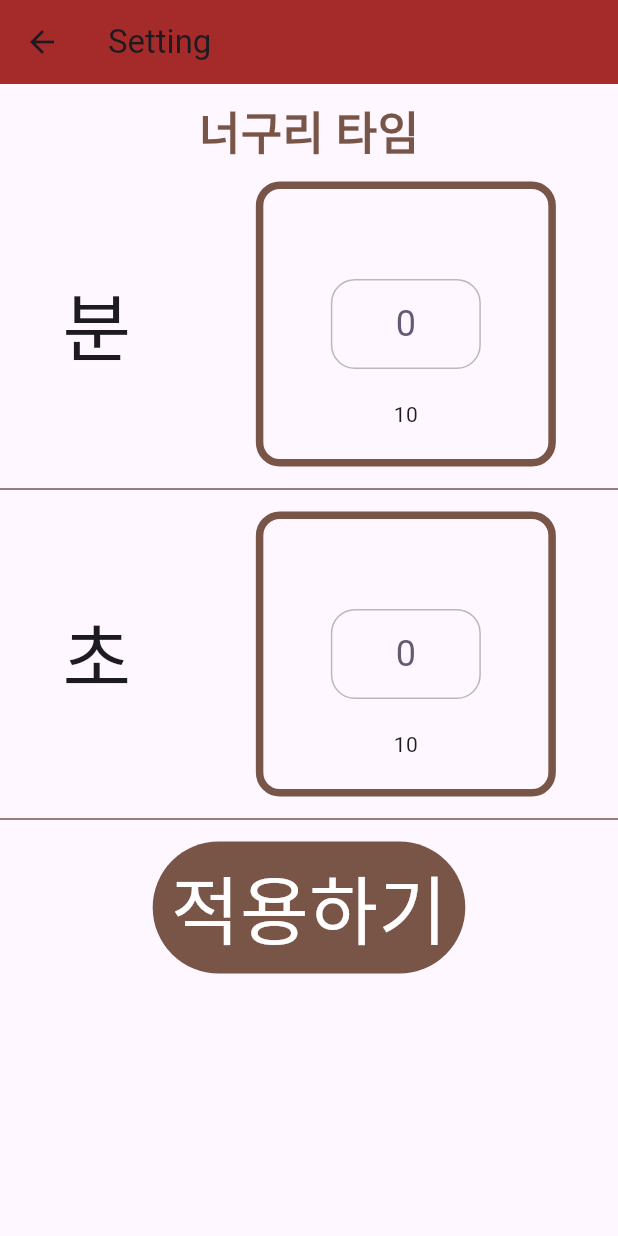
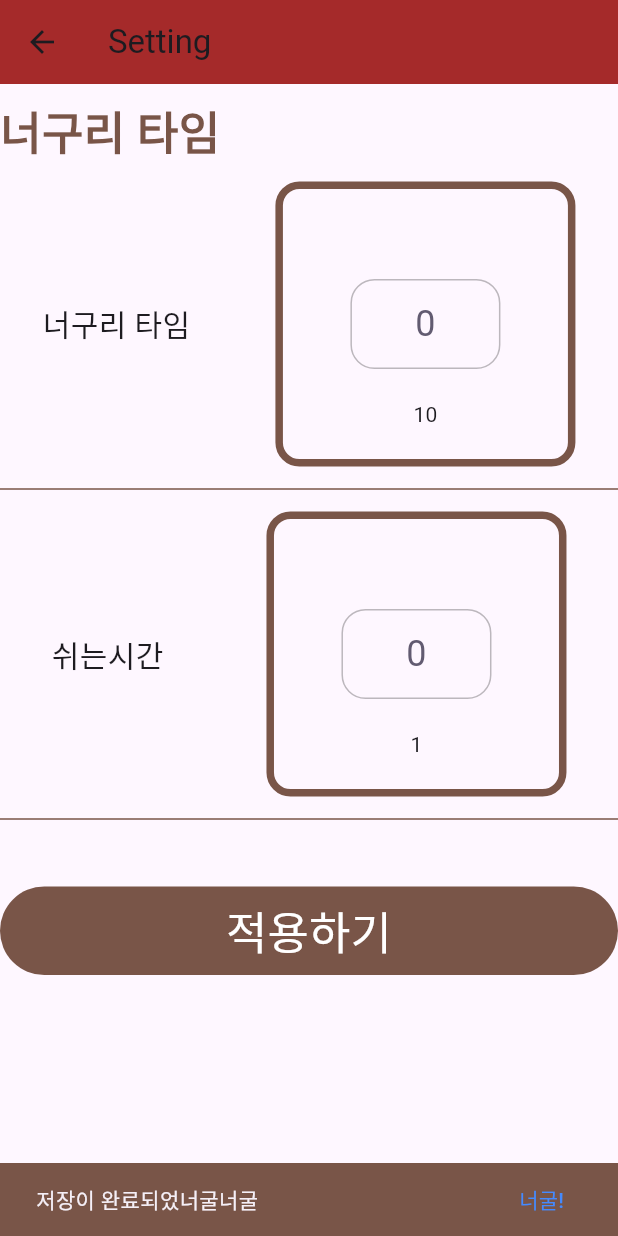
Before and after one commit to ym7596/Flutter_RaccoonTimer, a Flutter app: the SettingScreen screen opened by its route, after a tap on "적용하기", on a phone screen of 412 x 824 dp. Run offline on Flutter 3.47's test engine with Material 2 defaults, Android fonts, the phone set to English and light mode, and no system bars; drawn by our look-alikes of numberpicker; our stand-ins replace get, vibration.

Commit message:
feat : 진동 / 세팅값 전달 / 스낵바

```diff
--- a/lib/getxFile/GetXController.dart
+++ b/lib/getxFile/GetXController.dart
@@ -1,6 +1,7 @@
 import 'dart:async';
 
 import 'package:get/get.dart';
+import 'package:vibration/vibration.dart';
 
 
 class GetXController extends GetxController{
@@ -31,6 +32,34 @@ class GetXController extends GetxController{
     super.onClose();
   }
 
+  String format() {
+    var duration = Duration(seconds: currentTime.value);
+
+    var m = duration.inMinutes;
+    if (duration.inHours > 0){
+      m = 60;
+    }
+
+    var mstring = m.toString();
+    if(mstring.length < 2)
+      {
+        mstring = "0"+mstring;
+      }
+    String s = (duration.inSeconds - (m*60)).toString();
+    if(s.length < 2){
+
+      s = "0"+s ;
+    }
+
+    //String result = duration.toString().split('.').first.substring(2);
+    String result  = mstring + ":" + s.toString();
+    return result;
+  }
+
+  void onVibration(){
+        Vibration.vibrate(duration: 1000);
+  }
+
   void settingTimer(int time){
     pomoTime = time;
     currentTime.value = pomoTime;
@@ -47,6 +76,7 @@ class GetXController extends GetxController{
 
   void resetTimer(){
     timer?.cancel();
+    isRestTime = false;
     isRunning.value = false;
     currentTime.value = pomoTime;
   }
@@ -55,6 +85,7 @@ class GetXController extends GetxController{
     isRunning.value = true;
     timer = Timer.periodic(duration, (Timer timer) {
       if(currentTime.value == 0){
+        onVibration();
         if(isRestTime == false){
           raccoonNum += 1;
         }
--- a/lib/screen/pomo_screen.dart
+++ b/lib/screen/pomo_screen.dart
@@ -7,11 +7,6 @@ class PomoScreen extends StatelessWidget {
   PomoScreen({super.key});
 
 
-  String format(int seconds) {
-    var duration = Duration(seconds: seconds);
-    String result = duration.toString().split('.').first.substring(2);
-    return result;
-  }
 
   void onStartPressed(){
     GetXController.to.startTimer();
@@ -24,6 +19,7 @@ class PomoScreen extends StatelessWidget {
   void onResetPressed(){
     GetXController.to.resetTimer();
   }
+
 
   @override
   Widget build(BuildContext context) {
@@ -48,7 +44,7 @@ class PomoScreen extends StatelessWidget {
                   alignment: Alignment.bottomCenter,
                   child: Obx(() {
                    return Text(
-                      format(GetXController.to.currentTime.value),
+                     GetXController.to.format(),
                       style:const TextStyle(
                           color: Color(0xFFF4EDDB),
                           fontSize: 89,
@@ -80,7 +76,13 @@ class PomoScreen extends StatelessWidget {
                         icon: Icon(Icons.refresh_outlined),
                         color: Theme.of(context).cardColor,
                         iconSize: 50,
-                      )
+                      ),
+                      Text(GetXController.to.isRestTime == true ? "휴식!" : "너구리시간"
+                      ,style:
+                        TextStyle(
+                          fontSize: 30,
+                          color: GetXController.to.isRestTime == true ? Colors.green : Colors.white
+                        ),)
                     ],
                   ),
                 )),
--- a/lib/screen/setting_screen.dart
+++ b/lib/screen/setting_screen.dart
@@ -1,15 +1,15 @@
 import 'package:flutter/material.dart';
 import 'package:get/get.dart';
 import 'package:numberpicker/numberpicker.dart';
-
+import 'package:pomodoro/getxFile/GetXController.dart';
 class SettingScreen extends StatefulWidget {
   @override
   State<SettingScreen> createState() => _SettingScreenState();
 }
 
 class _SettingScreenState extends State<SettingScreen> {
-  int minutes = 1;
-  int seconds = 0;
+  int raccoontime = 1;
+  int refreshtime = 0;
   @override
   Widget build(BuildContext context) {
     return Scaffold(
@@ -20,7 +20,7 @@ class _SettingScreenState extends State<SettingScreen> {
         body: SafeArea(
           child: Center(
             child: Column(
-              crossAxisAlignment: CrossAxisAlignment.center,
+              crossAxisAlignment: CrossAxisAlignment.stretch,
               children: <Widget>[
                 SizedBox(
                   height: 10,
@@ -37,10 +37,11 @@ class _SettingScreenState extends State<SettingScreen> {
                 ),
                 Row(
                   mainAxisAlignment: MainAxisAlignment.spaceAround,
+                  crossAxisAlignment: CrossAxisAlignment.center,
                   children: [
                     Text(
-                      "분",
-                      style: TextStyle(fontSize: 50),
+                      "너구리 타임",
+                      style: TextStyle(fontSize: 20),
                     ),
                     Container(
                       width: 200,
@@ -48,12 +49,12 @@ class _SettingScreenState extends State<SettingScreen> {
                           borderRadius: BorderRadius.circular(16),
                           border: Border.all(color: Colors.brown, width: 5)),
                       child: NumberPicker(
-                        value: minutes,
+                        value: raccoontime,
                         minValue: 0,
                         maxValue: 60,
                         step: 10,
                         haptics: true,
-                        onChanged: (value) => setState(() => minutes = value),
+                        onChanged: (value) => setState(() => raccoontime = value),
                         itemHeight: 60,
                         decoration: BoxDecoration(
                           borderRadius: BorderRadius.circular(16),
@@ -71,8 +72,8 @@ class _SettingScreenState extends State<SettingScreen> {
                   mainAxisAlignment: MainAxisAlignment.spaceAround,
                   children: [
                     Text(
-                      "초",
-                      style: TextStyle(fontSize: 50),
+                      "쉬는시간",
+                      style: TextStyle(fontSize: 20),
                     ),
                     Container(
                       width: 200,
@@ -80,12 +81,12 @@ class _SettingScreenState extends State<SettingScreen> {
                           borderRadius: BorderRadius.circular(16),
                           border: Border.all(color: Colors.brown, width: 5)),
                       child: NumberPicker(
-                        value: seconds,
+                        value: refreshtime,
                         minValue: 0,
-                        maxValue: 60,
-                        step: 10,
+                        maxValue: 30,
+                        step: 1,
                         haptics: true,
-                        onChanged: (value) => setState(() => seconds = value),
+                        onChanged: (value) => setState(() => refreshtime = value),
                         itemHeight: 60,
                         decoration: BoxDecoration(
                           borderRadius: BorderRadius.circular(16),
@@ -99,11 +100,22 @@ class _SettingScreenState extends State<SettingScreen> {
                   height: 30,
                   color: Colors.brown,
                 ),
+                SizedBox(height: 30,),
                 TextButton(
-                    onPressed: () {},
+                    onPressed: () {
+                      ScaffoldMessenger.of(context).showSnackBar(alertSnackBar());
+                      setState(() {
+                        int minuteToPomo = raccoontime * 60;
+
+                        GetXController.to.settingTimer(minuteToPomo);
+                        GetXController.to.restTime = refreshtime * 60;
+
+                      });
+
+                    },
 
                     child: Text("적용하기",style: TextStyle(
-                      fontSize: 50,
+                      fontSize: 30,
                       color: Colors.white,
 
                     ),),
@@ -115,4 +127,18 @@ class _SettingScreenState extends State<SettingScreen> {
           ),
         ));
   }
+
+  SnackBar alertSnackBar(){
+    print("test");
+    return SnackBar(
+        content: Text("저장이 완료되었너굴너굴"),
+        duration: Duration(seconds: 2),
+        backgroundColor: Colors.brown,
+      action: SnackBarAction(
+        label: "너굴!",
+        textColor: Colors.blueAccent,
+        onPressed: (){},
+      ),
+    );
+  }
 }
```
